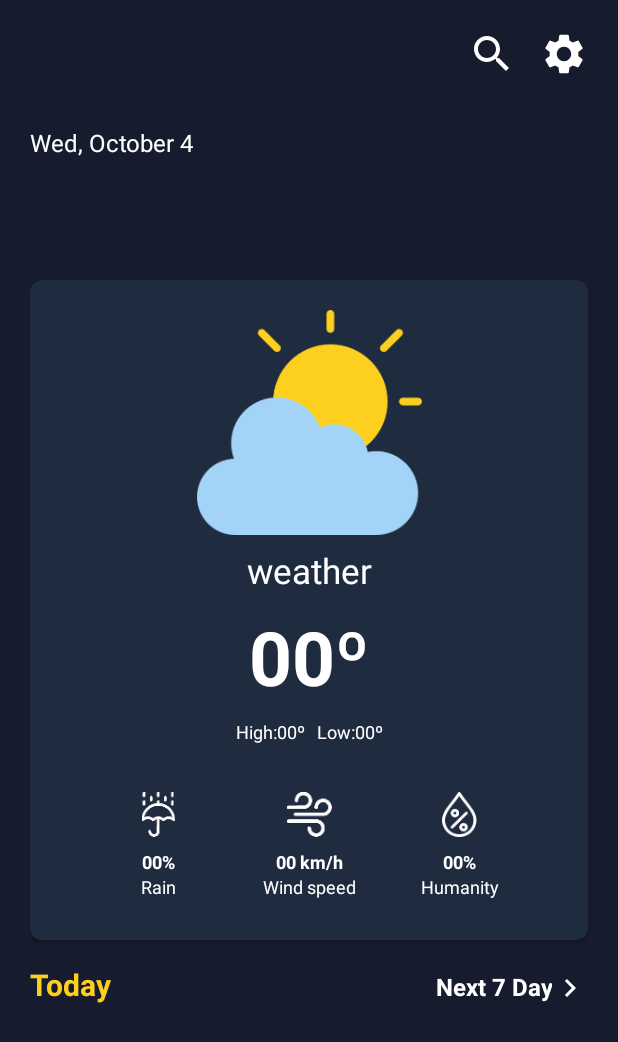
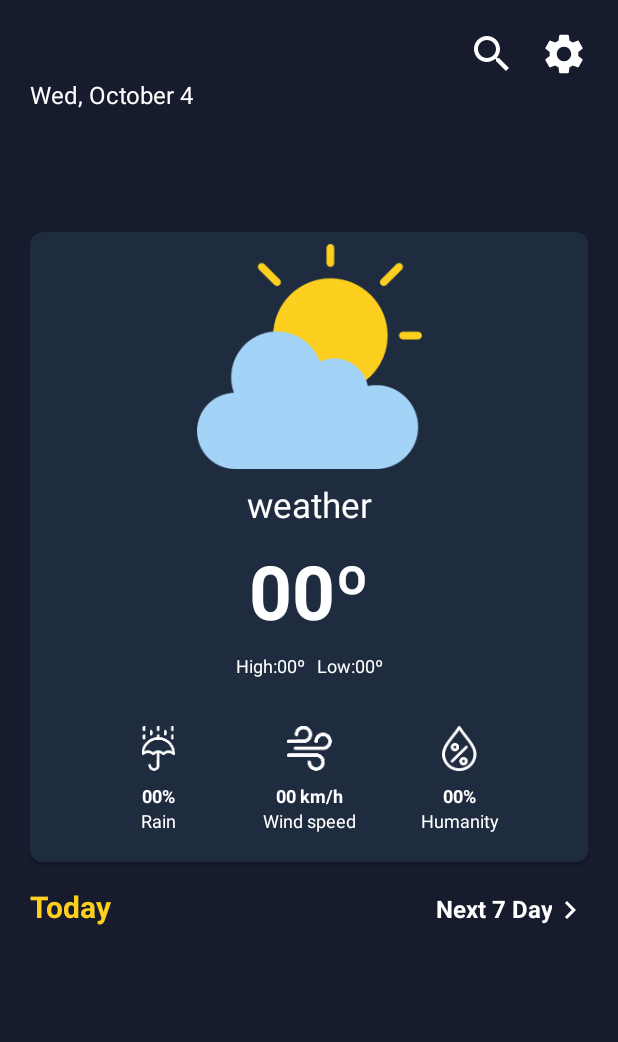
Before and after one commit to pablo-caue/weather-app, an Android app: the MainActivity screen opened directly, with no data from a screen before it, on a phone screen of 412 x 824 dp. Shown: the top 1042 px of the screen. Run offline under Robolectric (Android 15) with nearby library versions, the phone set to English and light mode, and no system bars; 1 statement that could not run was skipped.

Commit message:
fix(layout) update MainActivity

```diff
--- a/app/src/main/res/layout/activity_main.xml
+++ b/app/src/main/res/layout/activity_main.xml
@@ -8,6 +8,8 @@
     android:background="@color/black_background"
     android:padding="20dp"
     tools:context=".view.MainActivity">
+
+
 
     <ImageView
         android:id="@+id/image_search"
@@ -31,7 +33,7 @@
         android:id="@+id/text_date"
         android:layout_width="wrap_content"
         android:layout_height="wrap_content"
-        android:layout_marginTop="64dp"
+        android:layout_marginTop="32dp"
         android:text="@string/date"
         android:textSize="16sp"
         app:layout_constraintStart_toStartOf="parent"
@@ -49,10 +51,11 @@
         app:layout_constraintTop_toBottomOf="@id/text_date" />
 
 
+
         <androidx.cardview.widget.CardView
             android:id="@+id/cardview"
             android:layout_width="match_parent"
-        android:layout_height="440dp"
+            android:layout_height="420dp"
             android:layout_marginTop="32dp"
             app:cardBackgroundColor="@color/background_card_dark"
             app:cardCornerRadius="8dp"
@@ -69,7 +72,7 @@
                     android:layout_width="150dp"
                     android:layout_height="150dp"
                     android:layout_gravity="center_horizontal"
-                android:layout_marginTop="20dp"
+                    android:layout_marginTop="8dp"
                     android:contentDescription="@string/image_weather"
                     android:src="@drawable/cloudy_sunny_p"
                     app:layout_constraintEnd_toEndOf="parent"
@@ -258,7 +261,8 @@
             android:layout_marginTop="8dp"
             app:layout_constraintEnd_toEndOf="parent"
             app:layout_constraintStart_toStartOf="parent"
-        app:layout_constraintTop_toBottomOf="@id/linearlayout" />
+            app:layout_constraintTop_toBottomOf="@id/linearlayout"
+            tools:listitem="@layout/viewholder_hourly"/>
 
 
     </androidx.constraintlayout.widget.ConstraintLayout>
--- a/build.gradle
+++ b/build.gradle
@@ -1,6 +1,6 @@
 // Top-level build file where you can add configuration options common to all sub-projects/modules.
 plugins {
-    id 'com.android.application' version '8.1.0' apply false
-    id 'com.android.library' version '8.1.0' apply false
+    id 'com.android.application' version '8.1.2' apply false
+    id 'com.android.library' version '8.1.2' apply false
     id 'org.jetbrains.kotlin.android' version '1.8.0' apply false
 }
```
Lines whose indentation alone changed are shown as unchanged.
